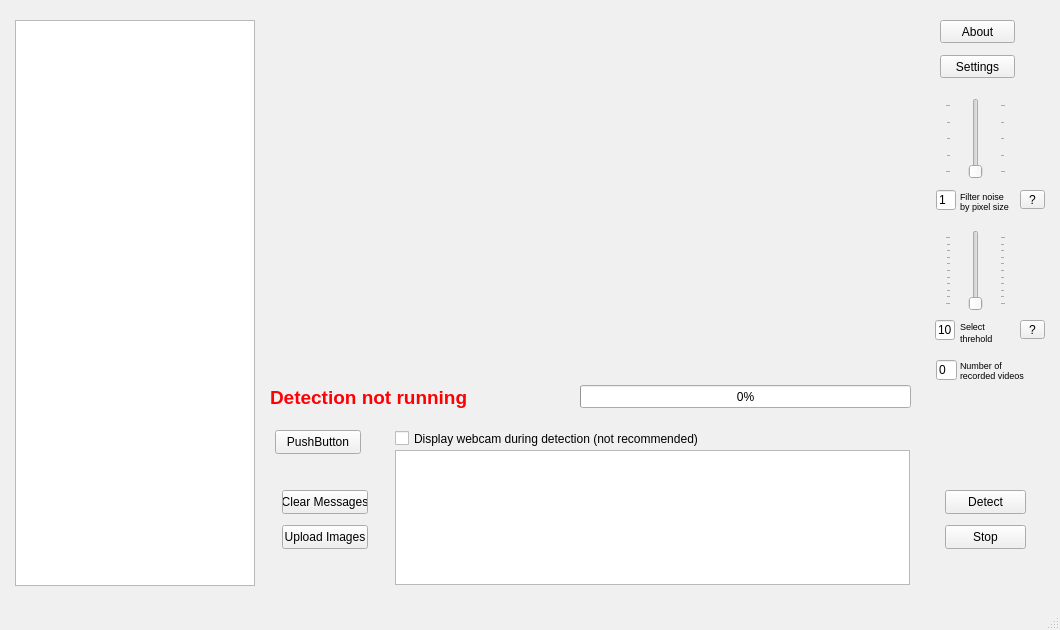
Above: src/mainwindow.ui from UFOID/UFO-Detector before the change. Below: the same form after it.
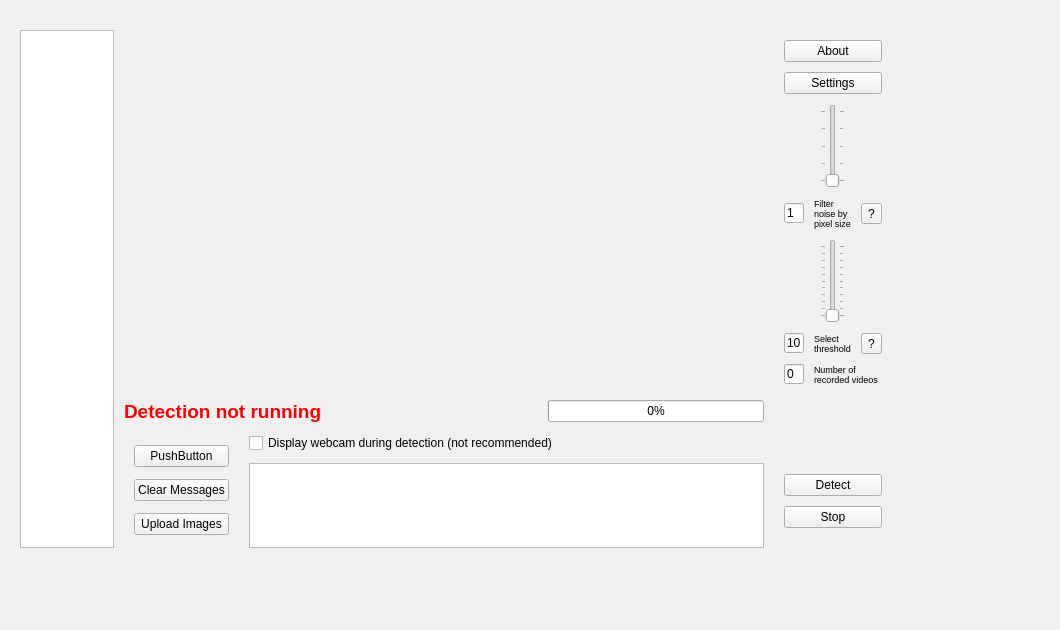
That is the form after the change.

Commit message: Added layout to main view; removed unused menu and status bars

What changed in the file:
```diff
--- a/src/mainwindow.ui
+++ b/src/mainwindow.ui
@@ -432,79 +432,85 @@
    <bool>false</bool>
   </property>
   <widget class="QWidget" name="centralwidget">
-   <widget class="QCheckBox" name="checkBox">
+   <widget class="QWidget" name="horizontalLayoutWidget_8">
     <property name="geometry">
      <rect>
-      <x>395</x>
-      <y>430</y>
-      <width>421</width>
-      <height>17</height>
-     </rect>
-    </property>
-    <property name="toolTip">
-     <string>&lt;html&gt;&lt;head/&gt;&lt;body&gt;&lt;p&gt;Deactivate for better performance&lt;/p&gt;&lt;/body&gt;&lt;/html&gt;</string>
-    </property>
-    <property name="text">
-     <string>Display webcam during detection (not recommended)</string>
-    </property>
-   </widget>
-   <widget class="QPushButton" name="startButton">
-    <property name="geometry">
-     <rect>
-      <x>945</x>
-      <y>490</y>
-      <width>81</width>
-      <height>24</height>
-     </rect>
-    </property>
-    <property name="text">
-     <string>Detect</string>
-    </property>
-   </widget>
-   <widget class="QTextBrowser" name="outputText">
-    <property name="geometry">
-     <rect>
-      <x>395</x>
-      <y>450</y>
-      <width>515</width>
-      <height>135</height>
-     </rect>
-    </property>
-    <property name="styleSheet">
-     <string notr="true"/>
-    </property>
-   </widget>
-   <widget class="QLabel" name="statusLabel">
-    <property name="enabled">
-     <bool>true</bool>
-    </property>
-    <property name="geometry">
-     <rect>
-      <x>270</x>
-      <y>385</y>
-      <width>381</width>
-      <height>26</height>
-     </rect>
-    </property>
-    <property name="font">
-     <font>
-      <pointsize>14</pointsize>
-      <weight>75</weight>
-      <bold>true</bold>
-     </font>
-    </property>
-    <property name="text">
-     <string>&lt;html&gt;&lt;head/&gt;&lt;body&gt;&lt;p&gt;&lt;span style=&quot; color:#ff0004;&quot;&gt;Detection not running&lt;/span&gt;&lt;/p&gt;&lt;/body&gt;&lt;/html&gt;</string>
-    </property>
-   </widget>
-   <widget class="QLabel" name="webcam">
-    <property name="geometry">
-     <rect>
-      <x>270</x>
+      <x>10</x>
       <y>20</y>
+      <width>892</width>
+      <height>538</height>
+     </rect>
+    </property>
+    <layout class="QHBoxLayout" name="mainWindowLayout">
+     <property name="spacing">
+      <number>10</number>
+     </property>
+     <property name="leftMargin">
+      <number>10</number>
+     </property>
+     <property name="topMargin">
+      <number>10</number>
+     </property>
+     <property name="rightMargin">
+      <number>10</number>
+     </property>
+     <property name="bottomMargin">
+      <number>10</number>
+     </property>
+     <item>
+      <widget class="QListWidget" name="myList"/>
+     </item>
+     <item>
+      <layout class="QVBoxLayout" name="centralVerticalLayout">
+       <item>
+        <layout class="QVBoxLayout" name="verticalLayout_6">
+         <property name="spacing">
+          <number>0</number>
+         </property>
+         <item>
+          <spacer name="verticalSpacer_2">
+           <property name="orientation">
+            <enum>Qt::Vertical</enum>
+           </property>
+           <property name="sizeHint" stdset="0">
+            <size>
+             <width>20</width>
+             <height>40</height>
+            </size>
+           </property>
+          </spacer>
+         </item>
+         <item>
+          <layout class="QHBoxLayout" name="horizontalLayout_8">
+           <property name="spacing">
+            <number>0</number>
+           </property>
+           <item>
+            <spacer name="horizontalSpacer_2">
+             <property name="orientation">
+              <enum>Qt::Horizontal</enum>
+             </property>
+             <property name="sizeHint" stdset="0">
+              <size>
+               <width>40</width>
+               <height>20</height>
+              </size>
+             </property>
+            </spacer>
+           </item>
+           <item>
+            <widget class="QLabel" name="webcamView">
+             <property name="sizePolicy">
+              <sizepolicy hsizetype="MinimumExpanding" vsizetype="MinimumExpanding">
+               <horstretch>0</horstretch>
+               <verstretch>0</verstretch>
+              </sizepolicy>
+             </property>
+             <property name="minimumSize">
+              <size>
       <width>640</width>
       <height>360</height>
-     </rect>
+              </size>
     </property>
     <property name="font">
      <font>
@@ -514,75 +520,224 @@
     <property name="autoFillBackground">
      <bool>true</bool>
     </property>
+             <property name="frameShape">
+              <enum>QFrame::NoFrame</enum>
+             </property>
     <property name="text">
      <string/>
     </property>
    </widget>
-   <widget class="QPushButton" name="stopButton">
-    <property name="geometry">
-     <rect>
-      <x>945</x>
-      <y>525</y>
-      <width>81</width>
-      <height>24</height>
-     </rect>
-    </property>
+           </item>
+           <item>
+            <spacer name="horizontalSpacer_3">
+             <property name="orientation">
+              <enum>Qt::Horizontal</enum>
+             </property>
+             <property name="sizeHint" stdset="0">
+              <size>
+               <width>40</width>
+               <height>20</height>
+              </size>
+             </property>
+            </spacer>
+           </item>
+          </layout>
+         </item>
+         <item>
+          <spacer name="verticalSpacer_3">
+           <property name="orientation">
+            <enum>Qt::Vertical</enum>
+           </property>
+           <property name="sizeHint" stdset="0">
+            <size>
+             <width>20</width>
+             <height>40</height>
+            </size>
+           </property>
+          </spacer>
+         </item>
+        </layout>
+       </item>
+       <item>
+        <layout class="QHBoxLayout" name="horizontalLayout">
+         <item>
+          <widget class="QLabel" name="statusLabel">
+           <property name="enabled">
+            <bool>true</bool>
+           </property>
+           <property name="font">
+            <font>
+             <pointsize>14</pointsize>
+             <weight>75</weight>
+             <bold>true</bold>
+            </font>
+           </property>
     <property name="text">
-     <string>Stop</string>
-    </property>
-   </widget>
+            <string>&lt;html&gt;&lt;head/&gt;&lt;body&gt;&lt;p&gt;&lt;span style=&quot; color:#ff0004;&quot;&gt;Detection not running&lt;/span&gt;&lt;/p&gt;&lt;/body&gt;&lt;/html&gt;</string>
+           </property>
+          </widget>
+         </item>
+         <item>
+          <spacer name="horizontalSpacer">
+           <property name="orientation">
+            <enum>Qt::Horizontal</enum>
+           </property>
+           <property name="sizeHint" stdset="0">
+            <size>
+             <width>40</width>
+             <height>20</height>
+            </size>
+           </property>
+          </spacer>
+         </item>
+         <item>
+          <widget class="QProgressBar" name="progressBar">
+           <property name="enabled">
+            <bool>true</bool>
+           </property>
+           <property name="value">
+            <number>0</number>
+           </property>
+          </widget>
+         </item>
+        </layout>
+       </item>
+       <item>
+        <layout class="QHBoxLayout" name="horizontalLayout_7">
+         <property name="leftMargin">
+          <number>0</number>
+         </property>
+         <item>
+          <layout class="QVBoxLayout" name="verticalLayout">
+           <property name="leftMargin">
+            <number>10</number>
+           </property>
+           <property name="topMargin">
+            <number>10</number>
+           </property>
+           <property name="rightMargin">
+            <number>10</number>
+           </property>
+           <property name="bottomMargin">
+            <number>10</number>
+           </property>
+           <item>
+            <widget class="QPushButton" name="recordingTestButton">
+             <property name="enabled">
+              <bool>true</bool>
+             </property>
+             <property name="text">
+              <string>PushButton</string>
+             </property>
+            </widget>
+           </item>
+           <item>
    <widget class="QPushButton" name="buttonClear">
-    <property name="geometry">
-     <rect>
-      <x>282</x>
-      <y>490</y>
-      <width>86</width>
-      <height>24</height>
-     </rect>
-    </property>
     <property name="text">
      <string>Clear Messages</string>
     </property>
    </widget>
+           </item>
+           <item>
+            <widget class="QPushButton" name="buttonImageExpl">
+             <property name="text">
+              <string>Upload Images</string>
+             </property>
+            </widget>
+           </item>
+          </layout>
+         </item>
+         <item>
+          <layout class="QVBoxLayout" name="verticalLayout_2">
+           <item>
+            <widget class="QCheckBox" name="checkBox">
+             <property name="toolTip">
+              <string>&lt;html&gt;&lt;head/&gt;&lt;body&gt;&lt;p&gt;Deactivate for better performance&lt;/p&gt;&lt;/body&gt;&lt;/html&gt;</string>
+             </property>
+             <property name="text">
+              <string>Display webcam during detection (not recommended)</string>
+             </property>
+            </widget>
+           </item>
+           <item>
+            <widget class="QTextBrowser" name="outputText">
+             <property name="styleSheet">
+              <string notr="true"/>
+             </property>
+            </widget>
+           </item>
+          </layout>
+         </item>
+        </layout>
+       </item>
+      </layout>
+     </item>
+     <item>
+      <layout class="QVBoxLayout" name="rightVerticalLayout">
+       <property name="leftMargin">
+        <number>10</number>
+       </property>
+       <property name="topMargin">
+        <number>10</number>
+       </property>
+       <property name="rightMargin">
+        <number>10</number>
+       </property>
+       <property name="bottomMargin">
+        <number>20</number>
+       </property>
+       <item>
+        <widget class="QPushButton" name="aboutButton">
+         <property name="text">
+          <string>About</string>
+         </property>
+        </widget>
+       </item>
+       <item>
    <widget class="QPushButton" name="settingsButton">
-    <property name="geometry">
-     <rect>
-      <x>940</x>
-      <y>55</y>
-      <width>75</width>
-      <height>23</height>
-     </rect>
-    </property>
     <property name="text">
      <string>Settings</string>
     </property>
    </widget>
-   <widget class="QLabel" name="label_8">
-    <property name="geometry">
-     <rect>
-      <x>960</x>
-      <y>200</y>
-      <width>56</width>
-      <height>13</height>
-     </rect>
-    </property>
-    <property name="font">
-     <font>
-      <pointsize>7</pointsize>
-     </font>
-    </property>
-    <property name="text">
-     <string>by pixel size</string>
-    </property>
-   </widget>
+       </item>
+       <item>
+        <layout class="QHBoxLayout" name="horizontalLayout_5">
+         <item>
+          <widget class="QSlider" name="sliderNoise">
+           <property name="minimum">
+            <number>1</number>
+           </property>
+           <property name="maximum">
+            <number>5</number>
+           </property>
+           <property name="pageStep">
+            <number>5</number>
+           </property>
+           <property name="sliderPosition">
+            <number>1</number>
+           </property>
+           <property name="orientation">
+            <enum>Qt::Vertical</enum>
+           </property>
+           <property name="tickPosition">
+            <enum>QSlider::TicksBothSides</enum>
+           </property>
+           <property name="tickInterval">
+            <number>1</number>
+           </property>
+          </widget>
+         </item>
+        </layout>
+       </item>
+       <item>
+        <layout class="QHBoxLayout" name="horizontalLayout_4">
+         <item>
    <widget class="QLineEdit" name="lineNoise">
-    <property name="geometry">
-     <rect>
-      <x>936</x>
-      <y>190</y>
+           <property name="maximumSize">
+            <size>
       <width>20</width>
       <height>20</height>
-     </rect>
+            </size>
     </property>
     <property name="styleSheet">
      <string notr="true"/>
@@ -594,176 +749,42 @@
      <bool>true</bool>
     </property>
    </widget>
-   <widget class="QSlider" name="sliderNoise">
-    <property name="geometry">
-     <rect>
-      <x>945</x>
-      <y>98</y>
-      <width>61</width>
-      <height>81</height>
-     </rect>
-    </property>
-    <property name="minimum">
-     <number>1</number>
-    </property>
-    <property name="maximum">
-     <number>5</number>
-    </property>
-    <property name="pageStep">
-     <number>5</number>
-    </property>
-    <property name="sliderPosition">
-     <number>1</number>
-    </property>
-    <property name="orientation">
-     <enum>Qt::Vertical</enum>
-    </property>
-    <property name="tickPosition">
-     <enum>QSlider::TicksBothSides</enum>
-    </property>
-    <property name="tickInterval">
-     <number>1</number>
-    </property>
-   </widget>
+         </item>
+         <item>
+          <layout class="QVBoxLayout" name="verticalLayout_5">
+           <property name="spacing">
+            <number>0</number>
+           </property>
+           <item>
    <widget class="QLabel" name="label_9">
-    <property name="geometry">
-     <rect>
-      <x>960</x>
-      <y>190</y>
-      <width>51</width>
-      <height>13</height>
-     </rect>
-    </property>
     <property name="font">
      <font>
       <pointsize>7</pointsize>
      </font>
     </property>
     <property name="text">
-     <string>Filter noise</string>
-    </property>
-   </widget>
-   <widget class="QLineEdit" name="lineCount">
-    <property name="geometry">
-     <rect>
-      <x>936</x>
-      <y>360</y>
-      <width>21</width>
-      <height>20</height>
-     </rect>
-    </property>
-    <property name="text">
-     <string>0</string>
-    </property>
-   </widget>
-   <widget class="QLabel" name="label_2">
-    <property name="geometry">
-     <rect>
-      <x>960</x>
-      <y>355</y>
-      <width>71</width>
-      <height>21</height>
-     </rect>
-    </property>
-    <property name="font">
-     <font>
-      <pointsize>7</pointsize>
-     </font>
-    </property>
-    <property name="text">
-     <string>Number of</string>
-    </property>
-   </widget>
-   <widget class="QListWidget" name="myList">
-    <property name="geometry">
-     <rect>
-      <x>15</x>
-      <y>20</y>
-      <width>240</width>
-      <height>566</height>
-     </rect>
-    </property>
-   </widget>
-   <widget class="QPushButton" name="recordingTestButton">
-    <property name="enabled">
+              <string>Filter noise by pixel size</string>
+             </property>
+             <property name="wordWrap">
      <bool>true</bool>
     </property>
-    <property name="geometry">
-     <rect>
-      <x>275</x>
-      <y>430</y>
-      <width>86</width>
-      <height>24</height>
-     </rect>
-    </property>
-    <property name="text">
-     <string>PushButton</string>
-    </property>
-   </widget>
-   <widget class="QPushButton" name="aboutButton">
-    <property name="geometry">
-     <rect>
-      <x>940</x>
-      <y>20</y>
-      <width>75</width>
-      <height>23</height>
-     </rect>
-    </property>
-    <property name="text">
-     <string>About</string>
-    </property>
-   </widget>
-   <widget class="QPushButton" name="buttonImageExpl">
-    <property name="geometry">
-     <rect>
-      <x>282</x>
-      <y>525</y>
-      <width>86</width>
-      <height>24</height>
-     </rect>
-    </property>
-    <property name="text">
-     <string>Upload Images</string>
-    </property>
-   </widget>
-   <widget class="QProgressBar" name="progressBar">
-    <property name="enabled">
-     <bool>true</bool>
-    </property>
-    <property name="geometry">
-     <rect>
-      <x>580</x>
-      <y>385</y>
-      <width>331</width>
-      <height>23</height>
-     </rect>
-    </property>
-    <property name="value">
-     <number>0</number>
-    </property>
-   </widget>
+            </widget>
+           </item>
+          </layout>
+         </item>
+         <item>
    <widget class="QToolButton" name="toolButtonNoise">
-    <property name="geometry">
-     <rect>
-      <x>1020</x>
-      <y>190</y>
-      <width>25</width>
-      <height>19</height>
-     </rect>
-    </property>
     <property name="text">
      <string>?</string>
     </property>
    </widget>
+         </item>
+        </layout>
+       </item>
+       <item>
+        <layout class="QHBoxLayout" name="horizontalLayout_6">
+         <item>
    <widget class="QSlider" name="sliderThresh">
-    <property name="geometry">
-     <rect>
-      <x>945</x>
-      <y>230</y>
-      <width>61</width>
-      <height>81</height>
-     </rect>
-    </property>
     <property name="minimum">
      <number>10</number>
     </property>
@@ -789,14 +810,18 @@
      <number>1</number>
     </property>
    </widget>
+         </item>
+        </layout>
+       </item>
+       <item>
+        <layout class="QHBoxLayout" name="horizontalLayout_3">
+         <item>
    <widget class="QLineEdit" name="lineThresh">
-    <property name="geometry">
-     <rect>
-      <x>935</x>
-      <y>320</y>
+           <property name="maximumSize">
+            <size>
       <width>20</width>
       <height>20</height>
-     </rect>
+            </size>
     </property>
     <property name="styleSheet">
      <string notr="true"/>
@@ -808,85 +833,127 @@
      <bool>true</bool>
     </property>
    </widget>
-   <widget class="QToolButton" name="toolButtonThresh">
-    <property name="geometry">
-     <rect>
-      <x>1020</x>
-      <y>320</y>
-      <width>25</width>
-      <height>19</height>
-     </rect>
-    </property>
-    <property name="text">
-     <string>?</string>
-    </property>
-   </widget>
-   <widget class="QLabel" name="label_10">
-    <property name="geometry">
-     <rect>
-      <x>960</x>
-      <y>330</y>
-      <width>41</width>
-      <height>16</height>
-     </rect>
-    </property>
-    <property name="font">
-     <font>
-      <pointsize>7</pointsize>
-     </font>
-    </property>
-    <property name="text">
-     <string>threhold</string>
-    </property>
-   </widget>
+         </item>
+         <item>
+          <layout class="QVBoxLayout" name="verticalLayout_4">
+           <property name="spacing">
+            <number>0</number>
+           </property>
+           <item>
    <widget class="QLabel" name="label_11">
-    <property name="geometry">
-     <rect>
-      <x>960</x>
-      <y>320</y>
-      <width>51</width>
-      <height>13</height>
-     </rect>
-    </property>
     <property name="font">
      <font>
       <pointsize>7</pointsize>
      </font>
     </property>
     <property name="text">
-     <string>Select </string>
-    </property>
-   </widget>
-   <widget class="QLabel" name="label_3">
-    <property name="geometry">
-     <rect>
-      <x>960</x>
-      <y>370</y>
-      <width>71</width>
-      <height>10</height>
-     </rect>
-    </property>
+              <string>Select threshold</string>
+             </property>
+             <property name="wordWrap">
+              <bool>true</bool>
+             </property>
+            </widget>
+           </item>
+          </layout>
+         </item>
+         <item>
+          <widget class="QToolButton" name="toolButtonThresh">
+           <property name="text">
+            <string>?</string>
+           </property>
+          </widget>
+         </item>
+        </layout>
+       </item>
+       <item>
+        <layout class="QHBoxLayout" name="horizontalLayout_2">
+         <item>
+          <widget class="QLineEdit" name="lineCount">
+           <property name="enabled">
+            <bool>true</bool>
+           </property>
+           <property name="sizePolicy">
+            <sizepolicy hsizetype="Maximum" vsizetype="Maximum">
+             <horstretch>0</horstretch>
+             <verstretch>0</verstretch>
+            </sizepolicy>
+           </property>
+           <property name="maximumSize">
+            <size>
+             <width>20</width>
+             <height>20</height>
+            </size>
+           </property>
+           <property name="baseSize">
+            <size>
+             <width>20</width>
+             <height>20</height>
+            </size>
+           </property>
+           <property name="text">
+            <string>0</string>
+           </property>
+          </widget>
+         </item>
+         <item>
+          <layout class="QVBoxLayout" name="verticalLayout_3">
+           <property name="spacing">
+            <number>0</number>
+           </property>
+           <item>
+            <widget class="QLabel" name="label_2">
     <property name="font">
      <font>
       <pointsize>7</pointsize>
      </font>
     </property>
     <property name="text">
-     <string>recorded videos</string>
-    </property>
-   </widget>
-  </widget>
-  <widget class="QMenuBar" name="menubar">
-   <property name="geometry">
-    <rect>
-     <x>0</x>
-     <y>0</y>
-     <width>1060</width>
-     <height>21</height>
-    </rect>
-   </property>
-  </widget>
-  <widget class="QStatusBar" name="statusbar"/>
+              <string>Number of recorded videos</string>
+             </property>
+             <property name="textFormat">
+              <enum>Qt::AutoText</enum>
+             </property>
+             <property name="wordWrap">
+              <bool>true</bool>
+             </property>
+            </widget>
+           </item>
+          </layout>
+         </item>
+        </layout>
+       </item>
+       <item>
+        <spacer name="verticalSpacer">
+         <property name="orientation">
+          <enum>Qt::Vertical</enum>
+         </property>
+         <property name="sizeHint" stdset="0">
+          <size>
+           <width>20</width>
+           <height>40</height>
+          </size>
+         </property>
+        </spacer>
+       </item>
+       <item>
+        <widget class="QPushButton" name="startButton">
+         <property name="text">
+          <string>Detect</string>
+         </property>
+        </widget>
+       </item>
+       <item>
+        <widget class="QPushButton" name="stopButton">
+         <property name="text">
+          <string>Stop</string>
+         </property>
+        </widget>
+       </item>
+      </layout>
+     </item>
+    </layout>
+   </widget>
+  </widget>
  </widget>
  <resources/>
  <connections/>
```
Lines whose indentation alone changed are shown as unchanged. The commit also changes 1 other file.
